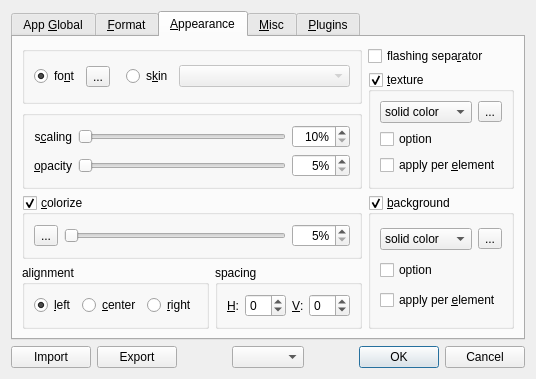
Old version of the form app/gui/settings_dialog.ui in the repository Kolcha/DigitalClock5.
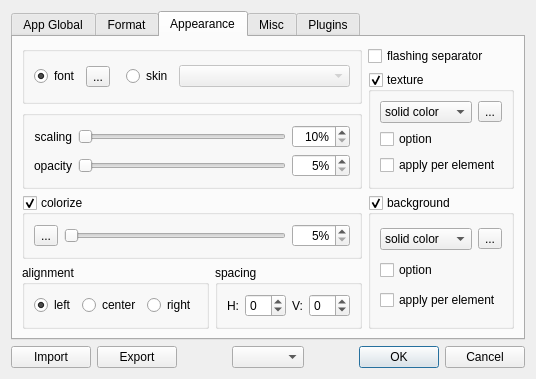
New version of the form. Icons and pictures are not drawn.

Patch:
```diff
--- a/app/gui/settings_dialog.ui
+++ b/app/gui/settings_dialog.ui
@@ -21,7 +21,7 @@
      </property>
      <widget class="QWidget" name="app_global_tab">
       <attribute name="title">
-       <string>App &amp;Global</string>
+       <string>App Global</string>
       </attribute>
       <layout class="QGridLayout" name="gridLayout_5" columnstretch="0,0,1">
        <item row="4" column="2">
@@ -226,7 +226,7 @@
      </widget>
      <widget class="QWidget" name="format_tab">
       <attribute name="title">
-       <string>&amp;Format</string>
+       <string>Format</string>
       </attribute>
       <layout class="QGridLayout" name="gridLayout_7">
        <item row="1" column="0" colspan="2">
@@ -595,7 +595,7 @@
      </widget>
      <widget class="QWidget" name="appearance_tab">
       <attribute name="title">
-       <string>&amp;Appearance</string>
+       <string>Appearance</string>
       </attribute>
       <layout class="QGridLayout" name="gridLayout_8">
        <item row="0" column="0" rowspan="2" colspan="2">
@@ -604,7 +604,7 @@
           <item>
            <widget class="QRadioButton" name="font_rbtn">
             <property name="text">
-             <string>fo&amp;nt</string>
+             <string>font</string>
             </property>
             <property name="checked">
              <bool>true</bool>
@@ -637,7 +637,7 @@
           <item>
            <widget class="QRadioButton" name="skin_rbtn">
             <property name="text">
-             <string>s&amp;kin</string>
+             <string>skin</string>
             </property>
            </widget>
           </item>
@@ -660,14 +660,14 @@
        <item row="0" column="2">
         <widget class="QCheckBox" name="is_separator_flashes">
          <property name="text">
-          <string>flashing sepa&amp;rator</string>
+          <string>flashing separator</string>
          </property>
         </widget>
        </item>
        <item row="1" column="2" rowspan="2">
         <widget class="QGroupBox" name="texture_group">
          <property name="title">
-          <string>&amp;texture</string>
+          <string>texture</string>
          </property>
          <property name="checkable">
           <bool>true</bool>
@@ -709,7 +709,7 @@
           <item row="2" column="0" colspan="2">
            <widget class="QCheckBox" name="tx_per_element_cb">
             <property name="text">
-             <string>apply per &amp;element</string>
+             <string>apply per element</string>
             </property>
            </widget>
           </item>
@@ -764,7 +764,7 @@
           <item row="1" column="0">
            <widget class="QLabel" name="opacity_label">
             <property name="text">
-             <string>&amp;opacity</string>
+             <string>opacity</string>
             </property>
             <property name="buddy">
              <cstring>opacity_slider</cstring>
@@ -774,7 +774,7 @@
           <item row="0" column="0">
            <widget class="QLabel" name="scaling_label">
             <property name="text">
-             <string>s&amp;caling</string>
+             <string>scaling</string>
             </property>
             <property name="alignment">
              <set>Qt::AlignmentFlag::AlignRight|Qt::AlignmentFlag::AlignTrailing|Qt::AlignmentFlag::AlignVCenter</set>
@@ -806,7 +806,7 @@
        <item row="3" column="0" colspan="2">
         <widget class="QGroupBox" name="colorize_group">
          <property name="title">
-          <string>&amp;colorize</string>
+          <string>colorize</string>
          </property>
          <property name="checkable">
           <bool>true</bool>
@@ -857,7 +857,7 @@
        <item row="3" column="2" rowspan="2">
         <widget class="QGroupBox" name="background_group">
          <property name="title">
-          <string>&amp;background</string>
+          <string>background</string>
          </property>
          <property name="checkable">
           <bool>true</bool>
@@ -899,7 +899,7 @@
           <item row="2" column="0" colspan="2">
            <widget class="QCheckBox" name="bg_per_element_cb">
             <property name="text">
-             <string>apply per &amp;element</string>
+             <string>apply per element</string>
             </property>
            </widget>
           </item>
@@ -915,7 +915,7 @@
           <item>
            <widget class="QRadioButton" name="anchor_left">
             <property name="text">
-             <string>&amp;left</string>
+             <string>left</string>
             </property>
             <property name="checked">
              <bool>true</bool>
@@ -925,14 +925,14 @@
           <item>
            <widget class="QRadioButton" name="anchor_center">
             <property name="text">
-             <string>&amp;center</string>
+             <string>center</string>
             </property>
            </widget>
           </item>
           <item>
            <widget class="QRadioButton" name="anchor_right">
             <property name="text">
-             <string>&amp;right</string>
+             <string>right</string>
             </property>
            </widget>
           </item>
@@ -948,7 +948,7 @@
           <item>
            <widget class="QLabel" name="hs_label">
             <property name="text">
-             <string>&amp;H:</string>
+             <string>H:</string>
             </property>
             <property name="buddy">
              <cstring>hs_edit</cstring>
@@ -968,7 +968,7 @@
           <item>
            <widget class="QLabel" name="vs_label">
             <property name="text">
-             <string>&amp;V:</string>
+             <string>V:</string>
             </property>
             <property name="buddy">
              <cstring>vs_edit</cstring>
@@ -992,7 +992,7 @@
      </widget>
      <widget class="QWidget" name="misc_tab">
       <attribute name="title">
-       <string>&amp;Misc</string>
+       <string>Misc</string>
       </attribute>
       <layout class="QGridLayout" name="misc_layout">
        <item row="0" column="0">
@@ -1233,7 +1233,7 @@
      </widget>
      <widget class="QWidget" name="plugins_tab">
       <attribute name="title">
-       <string>&amp;Plugins</string>
+       <string>Plugins</string>
       </attribute>
       <layout class="QVBoxLayout" name="verticalLayout_3">
        <item>
```
Left out of the diff: 48 changed lines with no effect on the pictures.
